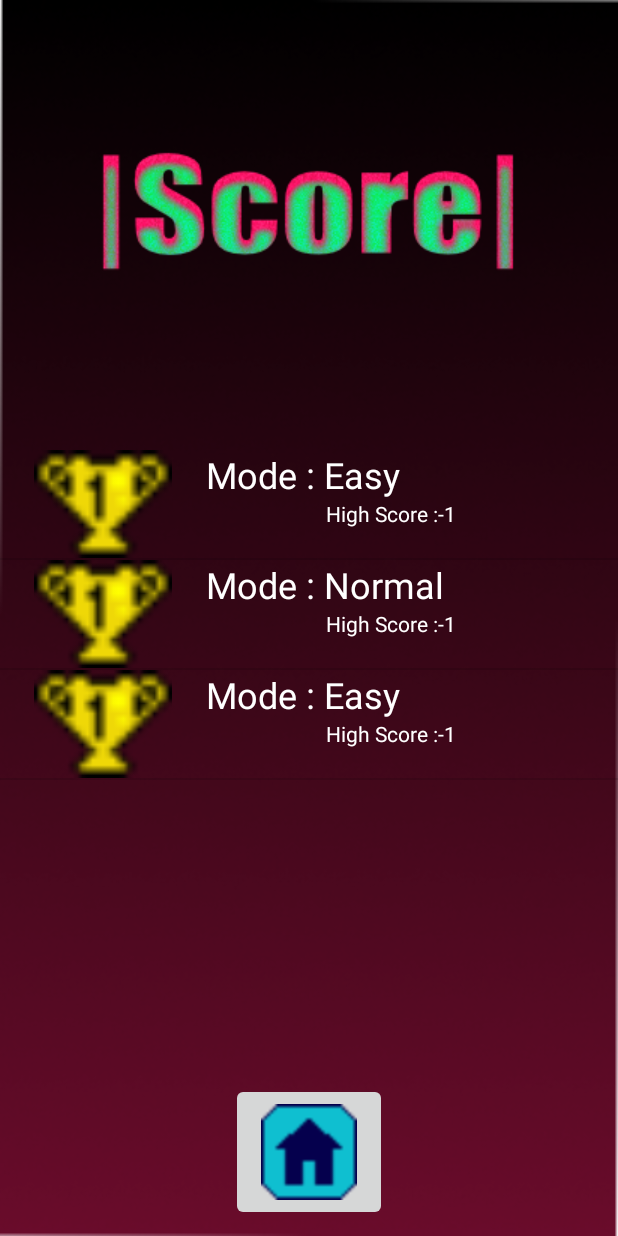
After one commit to corentinckf/Replikapp-Android, an Android app: the Score2Activity screen opened directly, with no data from a screen before it, on a phone screen of 412 x 824 dp. The commit adds this screen. Run offline under Robolectric (Android 15) with nearby library versions, the phone set to English and light mode, and no system bars.

Commit message:
Ajout des meilleurs score par niveau, afficher par listView

```diff
--- a/app/src/main/AndroidManifest.xml
+++ b/app/src/main/AndroidManifest.xml
@@ -10,7 +10,8 @@
         android:roundIcon="@mipmap/ic_launcher_round"
         android:supportsRtl="true"
         android:theme="@style/AppTheme">
-        <activity android:name="com.ckfcsteam.spaceinvaders.Over2Activity"></activity>
+        <activity android:name="com.ckfcsteam.spaceinvaders.Score2Activity"></activity>
+        <activity android:name="com.ckfcsteam.spaceinvaders.Over2Activity" />
         <activity android:name="com.ckfcsteam.spaceinvaders.Menu2Activity" />
         <activity android:name=".activities.ResetPasswordActivity" /> <!-- activity android:name=".activities.ResetPasswordActivity" / -->
         <activity android:name=".fragments.BibliFragment" />
--- a/app/src/main/java/com/ckfcsteam/spaceinvaders/Menu2Activity.java
+++ b/app/src/main/java/com/ckfcsteam/spaceinvaders/Menu2Activity.java
@@ -72,7 +72,7 @@ public class Menu2Activity extends AppCompatActivity {
      * @param view le bouton image
      */
     public void score(View view){
-        Intent intent = new Intent(Menu2Activity.this, GameActivity.class);
+        Intent intent = new Intent(Menu2Activity.this, Score2Activity.class);
         startActivity(intent);
         //finish();
     }
--- a/app/src/main/java/com/ckfcsteam/spaceinvaders/Over2Activity.java
+++ b/app/src/main/java/com/ckfcsteam/spaceinvaders/Over2Activity.java
@@ -3,18 +3,54 @@ package com.ckfcsteam.spaceinvaders;
 import androidx.appcompat.app.AppCompatActivity;
 
 import android.content.Intent;
+import android.content.SharedPreferences;
 import android.os.Bundle;
 import android.view.View;
+import android.widget.TextView;
 
 import com.ckfcsteam.replikapp.MainActivity;
 import com.ckfcsteam.replikapp.R;
 
 public class Over2Activity extends AppCompatActivity {
 
+
     @Override
     protected void onCreate(Bundle savedInstanceState) {
         super.onCreate(savedInstanceState);
         setContentView(R.layout.activity_over2);
+        // Recuperation du mode de jeu et du score
+        Intent intent = getIntent();
+        int mode = -1;
+        int score = -1;
+        if(intent != null ){
+            mode = intent.getIntExtra("mode", -1);
+            score = intent.getIntExtra("score", -1);
+        }
+        // Affichage du score
+        TextView scoreView = findViewById(R.id.score);
+        scoreView.setText(score+"");
+        // Charge du fichier de sauvegarde SharedPreferences
+        String highScoreKey = "high"+mode;
+        SharedPreferences sharedPreferences = getSharedPreferences("infinity", MODE_PRIVATE);
+        // Récupération du meilleur score
+        int highScore = sharedPreferences.getInt(highScoreKey, -1);
+        //System.out.println(highScoreKey);
+        //scoreView.setText(highScoreKey);
+        if(highScore != -1){
+            TextView hScoreView = findViewById(R.id.highScore);
+            hScoreView.setText(highScore+"");
+        }else{
+            TextView hScoreView = findViewById(R.id.highScore);
+            hScoreView.setText("- - -");
+        }
+
+        // Sauvegarde du meilleurs score, si il a changé
+        if(score > highScore){
+            SharedPreferences.Editor editor = sharedPreferences.edit();
+            editor.putInt(highScoreKey, score);
+            editor.apply();
+        }
+
     }
 
     /**
--- /dev/null
+++ b/app/src/main/java/com/ckfcsteam/spaceinvaders/Score2Activity.java
@@ -0,0 +1,131 @@
+package com.ckfcsteam.spaceinvaders;
+
+import androidx.appcompat.app.AppCompatActivity;
+
+import android.content.Intent;
+import android.content.SharedPreferences;
+import android.os.Bundle;
+import android.view.LayoutInflater;
+import android.view.View;
+import android.view.ViewGroup;
+import android.widget.BaseAdapter;
+import android.widget.ListView;
+import android.widget.TextView;
+
+import com.ckfcsteam.replikapp.R;
+import com.ckfcsteam.spaceinvaders.gamelib.HighScore;
+
+import java.util.ArrayList;
+import java.util.HashMap;
+import java.util.List;
+
+public class Score2Activity extends AppCompatActivity {
+
+    private ListView listView;
+    private ArrayList<HighScore> list;
+    //private TextView modeView;
+    //private TextView highView;
+
+    @Override
+    protected void onCreate(Bundle savedInstanceState) {
+        super.onCreate(savedInstanceState);
+        setContentView(R.layout.activity_score2);
+        // Récuperation des meilleurs scores
+        list = loadHighScore();
+        // Récupération et traitement de la listView
+        listView = findViewById(R.id.myListV);
+        listView.setAdapter(new myAdapter());
+
+    }
+
+    /**
+     * Charge les différents meilleurs score sauvegardé
+     *
+     * @return liste des meilleurs score
+     */
+    private ArrayList<HighScore> loadHighScore(){
+        ArrayList<HighScore> res = new ArrayList<>();
+        for(int mode=1; mode<=3;mode++){
+            // Charge du fichier de sauvegarde SharedPreferences
+            String highScoreKey = "high"+mode;
+            SharedPreferences sharedPreferences = getSharedPreferences("infinity", MODE_PRIVATE);
+            // Récupération du meilleur score
+            int highScore = sharedPreferences.getInt(highScoreKey, -1);
+            // Sauvegarde du meilleurs score, si il a changé
+            String modeStr;
+            switch (mode){
+                case 1:
+                    modeStr = getResources().getString(R.string.easy);
+                    break;
+                case 2:
+                    modeStr = getResources().getString(R.string.normal);
+                    break;
+                case 3:
+                    modeStr = getResources().getString(R.string.easy);
+                    break;
+                default:
+                    modeStr = getResources().getString(R.string.nothing);
+            }
+            res.add(new HighScore(modeStr, highScore));
+        }
+        return (res);
+
+    }
+
+    {
+
+    }
+    /**
+     * Lors du clic sur le bouton home renverra l'utilisateur à l'acceuil
+     *
+     * @param view le bouton image
+     */
+    public void home(View view){
+        Intent intent = new Intent(Score2Activity.this, Menu2Activity.class);
+        startActivity(intent);
+        finish();
+    }
+
+    private class myAdapter extends BaseAdapter{
+        private LayoutInflater inflater;
+        public myAdapter(){
+            inflater = LayoutInflater.from(Score2Activity.this);
+        }
+
+        @Override
+        public int getCount() {
+            return list.size();
+        }
+
+        @Override
+        public HighScore getItem(int position) {
+            return list.get(position);
+        }
+
+        @Override
+        public long getItemId(int position) {
+            return 0;
+        }
+
+        @Override
+        public View getView(int position, View convertView, ViewGroup parent) {
+            // On récupere le layout à appliquer à chaque éléments
+            View view =inflater.inflate(R.layout.adapter_score2, null);
+
+            // Meilleurs score courant
+            HighScore currentHS = getItem(position);
+
+            // Récuperation des vues à modifier
+            TextView modeView = view.findViewById(R.id.modeScore);
+            TextView hgView = view.findViewById(R.id.hghScore);
+
+            // Maj des vues
+            modeView.setText(currentHS.getMode());
+            hgView.setText(currentHS.getHighScore()+"");
+
+
+            return view;
+        }
+    }
+
+}
--- /dev/null
+++ b/app/src/main/java/com/ckfcsteam/spaceinvaders/gamelib/HighScore.java
@@ -0,0 +1,19 @@
+package com.ckfcsteam.spaceinvaders.gamelib;
+
+public class HighScore {
+    private String mode;
+    private int highScore;
+
+    public HighScore(String mode, int highScore){
+        this.highScore = highScore;
+        this.mode = mode;
+    }
+
+    public String getMode() {
+        return mode;
+    }
+
+    public int getHighScore() {
+        return highScore;
+    }
+}
--- /dev/null
+++ b/app/src/main/res/layout/activity_score2.xml
@@ -0,0 +1,54 @@
+<?xml version="1.0" encoding="utf-8"?>
+<androidx.constraintlayout.widget.ConstraintLayout xmlns:android="http://schemas.android.com/apk/res/android"
+    xmlns:app="http://schemas.android.com/apk/res-auto"
+    xmlns:tools="http://schemas.android.com/tools"
+    android:layout_width="match_parent"
+    android:layout_height="match_parent"
+    tools:context="com.ckfcsteam.spaceinvaders.Score2Activity">
+
+    <ImageView
+        android:id="@+id/imageView"
+        android:layout_width="0dp"
+        android:layout_height="0dp"
+        android:contentDescription="@string/background"
+        android:scaleType="fitXY"
+        app:layout_constraintBottom_toBottomOf="parent"
+        app:layout_constraintEnd_toEndOf="parent"
+        app:layout_constraintStart_toStartOf="parent"
+        app:layout_constraintTop_toTopOf="parent"
+        app:srcCompat="@drawable/menu_bakcground" />
+
+    <ImageView
+        android:id="@+id/imageView2"
+        android:layout_width="0dp"
+        android:layout_height="wrap_content"
+        android:contentDescription="@string/score"
+        app:layout_constraintEnd_toEndOf="parent"
+        app:layout_constraintStart_toStartOf="parent"
+        app:layout_constraintTop_toTopOf="parent"
+        app:srcCompat="@drawable/score2" />
+
+    <ImageButton
+        android:id="@+id/imageButton"
+        android:layout_width="wrap_content"
+        android:layout_height="wrap_content"
+        android:layout_marginBottom="30dp"
+        android:contentDescription="@string/home"
+        android:onClick="home"
+        android:scaleX="2"
+        android:scaleY="2"
+        app:layout_constraintBottom_toBottomOf="@+id/imageView"
+        app:layout_constraintEnd_toEndOf="parent"
+        app:layout_constraintStart_toStartOf="parent"
+        app:srcCompat="@drawable/home_ii" />
+
+    <ListView
+        android:id="@+id/myListV"
+        android:layout_width="0dp"
+        android:layout_height="0dp"
+        android:layout_marginBottom="30dp"
+        app:layout_constraintBottom_toTopOf="@+id/imageButton"
+        app:layout_constraintEnd_toEndOf="parent"
+        app:layout_constraintStart_toStartOf="parent"
+        app:layout_constraintTop_toBottomOf="@+id/imageView2" />
+</androidx.constraintlayout.widget.ConstraintLayout>
--- /dev/null
+++ b/app/src/main/res/layout/adapter_score2.xml
@@ -0,0 +1,66 @@
+<?xml version="1.0" encoding="utf-8"?>
+<LinearLayout xmlns:android="http://schemas.android.com/apk/res/android"
+    xmlns:app="http://schemas.android.com/apk/res-auto"
+    xmlns:tools="http://schemas.android.com/tools"
+    android:layout_width="match_parent"
+    android:layout_height="match_parent"
+    android:orientation="horizontal">
+
+    <ImageView
+        android:id="@+id/imageView3"
+        android:layout_width="match_parent"
+        android:layout_height="match_parent"
+        android:layout_weight="2"
+        android:contentDescription="@string/trophy"
+        app:srcCompat="@drawable/trophy2" />
+
+    <androidx.constraintlayout.widget.ConstraintLayout
+        android:layout_width="match_parent"
+        android:layout_height="match_parent"
+        android:layout_weight="1"
+        android:orientation="vertical">
+
+        <TextView
+            android:id="@+id/textView3"
+            android:layout_width="wrap_content"
+            android:layout_height="wrap_content"
+            android:text="@string/mode2"
+            android:textColor="#FFFFFF"
+            android:textSize="24sp"
+            app:layout_constraintStart_toStartOf="parent"
+            app:layout_constraintTop_toTopOf="parent" />
+
+        <TextView
+            android:id="@+id/textView5"
+            android:layout_width="wrap_content"
+            android:layout_height="wrap_content"
+            android:layout_marginBottom="20dp"
+            android:text="@string/highScore"
+            android:textColor="#FFFFFF"
+            app:layout_constraintBottom_toBottomOf="parent"
+            app:layout_constraintEnd_toEndOf="parent"
+            app:layout_constraintHorizontal_bias="0.4"
+            app:layout_constraintStart_toStartOf="parent"
+            app:layout_constraintTop_toBottomOf="@+id/textView3" />
+
+        <TextView
+            android:id="@+id/modeScore"
+            android:layout_width="wrap_content"
+            android:layout_height="wrap_content"
+            android:text="@string/nothing"
+            android:textColor="#FFFFFF"
+            android:textSize="24sp"
+            app:layout_constraintBottom_toBottomOf="@+id/textView3"
+            app:layout_constraintStart_toEndOf="@+id/textView3" />
+
+        <TextView
+            android:id="@+id/hghScore"
+            android:layout_width="wrap_content"
+            android:layout_height="wrap_content"
+            android:text="@string/nothing"
+            android:textColor="#FFFFFF"
+            app:layout_constraintBottom_toBottomOf="@+id/textView5"
+            app:layout_constraintStart_toEndOf="@+id/textView5" />
+
+    </androidx.constraintlayout.widget.ConstraintLayout>
+</LinearLayout>
--- a/app/src/main/res/values/strings.xml
+++ b/app/src/main/res/values/strings.xml
@@ -68,6 +68,10 @@
     <string name="home">home</string>
     <string name="play">play</string>
     <string name="highScore">High Score : </string>
+    <string name="mode">mode</string>
+    <string name="mode2">"Mode : "</string>
+    <string name="nothing">- - -</string>
+    <string name="trophy">trophy</string>
 
 
 </resources>
```
Also changed, not shown: app/src/main/res/drawable/score2.png (added), app/src/main/res/drawable/trophy2.png (added), 1 other file.
